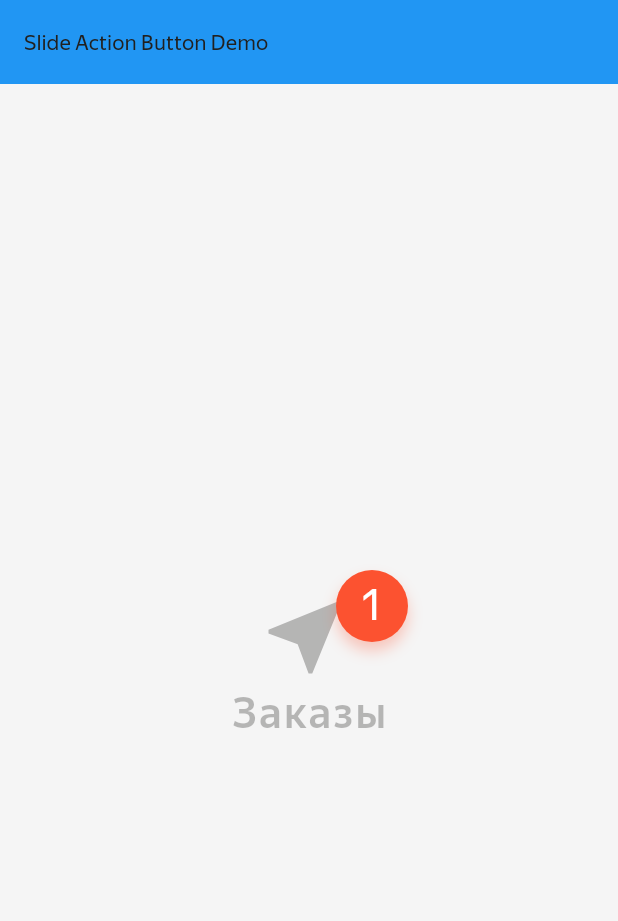
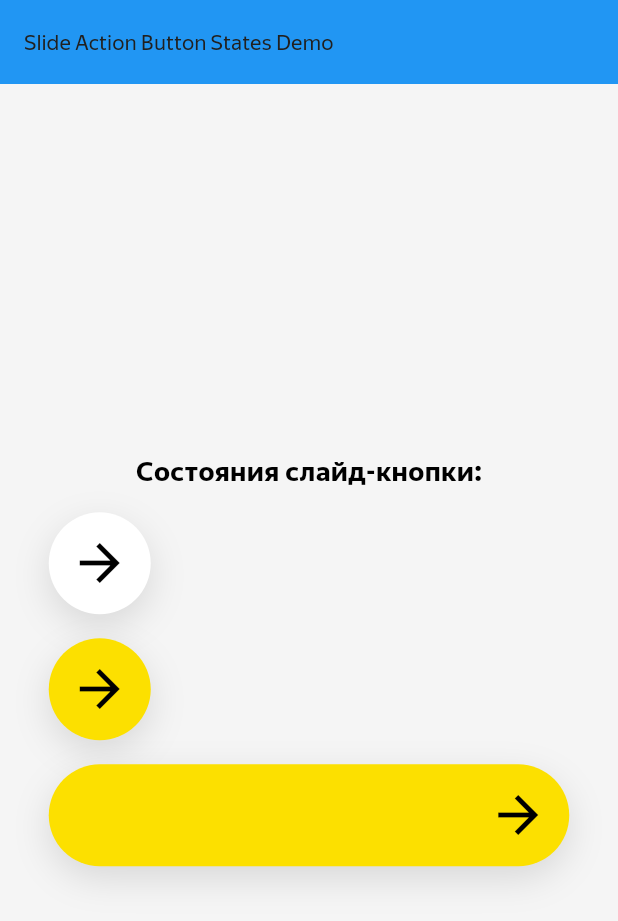
Before and after one commit to ChabanovX/alice-sdk, a Flutter app: the screen it shows after launch, on a phone screen of 412 x 824 dp. Shown: the top 921 px of the screen. Run offline on Flutter 3.47's test engine with Material 3 defaults, Android fonts, the phone set to English and light mode, and no system bars; our stand-ins replace flutter_svg, just_audio, rxdart.

Commit message:
added stateless widgets for slidebutton

```diff
--- a/mobile/lib/main.dart
+++ b/mobile/lib/main.dart
@@ -1,6 +1,6 @@
 import 'package:flutter/material.dart';
 import 'package:voice_assistant/widgets/orders/order_button.dart';
-import 'widgets/action_buttons/slide_action_button.dart';
+import 'widgets/action_buttons/slide_action_button_stateless.dart';
 import 'widgets/orders/order_badge.dart';
 import 'theme.dart';
 
@@ -29,18 +29,12 @@ class MainScreen extends StatefulWidget {
 }
 
 class _MainScreenState extends State<MainScreen> {
-  final GlobalKey _slideButtonKey = GlobalKey();
-
-  void _resetSlideButton() {
-    SlideActionButton.reset(_slideButtonKey);
-  }
-
   @override
   Widget build(BuildContext context) {
     return Scaffold(
       backgroundColor: Colors.grey[100],
       appBar: AppBar(
-        title: const Text('Slide Action Button Demo'),
+        title: const Text('Slide Action Button States Demo'),
         backgroundColor: Colors.blue,
         foregroundColor: Colors.white,
       ),
@@ -50,20 +44,26 @@ class _MainScreenState extends State<MainScreen> {
           mainAxisAlignment: MainAxisAlignment.center,
           crossAxisAlignment: CrossAxisAlignment.center,
           children: [
-            const SizedBox(height: 16),
-
-            // OrderBadge с масштабом 5
-            Center(
-              child: Transform.scale(
-                scale: 3.0,
-                child: const OrderButton(
-                  state: OrderButtonState.withBadge,
-                  countBadge: 1,
-                ),
-              ),
+            // Заголовок для состояний слайд-кнопки
+            const Text(
+              'Состояния слайд-кнопки:',
+              style: TextStyle(fontSize: 18, fontWeight: FontWeight.bold),
             ),
 
             const SizedBox(height: 16),
+
+            // DefaultStateButton - дефолтное состояние
+            const SlideButtonDefaultState(),
+
+            const SizedBox(height: 16),
+
+            // PressedStateButton - состояние при зажатии
+            const SlideButtonPressedState(),
+
+            const SizedBox(height: 16),
+
+            // StretchedStateButton - растянутое состояние
+            Center(child: const SlideButtonStretchedState()),
           ],
         ),
       ),
--- /dev/null
+++ b/mobile/lib/widgets/action_buttons/slide_action_button_stateless.dart
@@ -0,0 +1,117 @@
+import 'package:flutter/material.dart';
+
+/// Кнопка в дефолтном состоянии - круг с обычными тенями
+class SlideButtonDefaultState extends StatelessWidget {
+  const SlideButtonDefaultState({super.key});
+
+  @override
+  Widget build(BuildContext context) {
+    final theme = Theme.of(context);
+    final colors = theme.colorScheme;
+
+    return SizedBox(
+      width: 347,
+      child: Align(
+        alignment: Alignment.centerLeft,
+        child: Container(
+          width: 68.0,
+          height: 68.0,
+          decoration: BoxDecoration(
+            color: colors.surface,
+            borderRadius: BorderRadius.circular(34.0),
+            boxShadow: [
+              BoxShadow(
+                color: colors.shadow,
+                offset: const Offset(0, 8),
+                blurRadius: 20,
+              ),
+            ],
+          ),
+          child: const Center(
+            child: Icon(Icons.arrow_forward, size: 40, color: Colors.black),
+          ),
+        ),
+      ),
+    );
+  }
+}
+
+/// Кнопка в состоянии при зажатии - круг с primary цветом
+class SlideButtonPressedState extends StatelessWidget {
+  const SlideButtonPressedState({super.key});
+
+  @override
+  Widget build(BuildContext context) {
+    final theme = Theme.of(context);
+    final colors = theme.colorScheme;
+
+    return SizedBox(
+      width: 347,
+      child: Align(
+        alignment: Alignment.centerLeft,
+        child: Container(
+          width: 68.0,
+          height: 68.0,
+          decoration: BoxDecoration(
+            color: colors.primary,
+            borderRadius: BorderRadius.circular(34.0),
+            boxShadow: [
+              BoxShadow(
+                color: colors.shadow,
+                offset: const Offset(0, 8),
+                blurRadius: 20,
+              ),
+            ],
+          ),
+          child: Center(
+            child: Icon(Icons.arrow_forward, size: 40, color: colors.onPrimary),
+          ),
+        ),
+      ),
+    );
+  }
+}
+
+/// Кнопка в состоянии при растягивании - прямоугольник
+class SlideButtonStretchedState extends StatelessWidget {
+  const SlideButtonStretchedState({super.key});
+
+  @override
+  Widget build(BuildContext context) {
+    final theme = Theme.of(context);
+    final colors = theme.colorScheme;
+
+    return SizedBox(
+      width: 347,
+      child: Align(
+        alignment: Alignment.centerLeft,
+        child: Container(
+          width: 347.0,
+          height: 68.0,
+          decoration: BoxDecoration(
+            color: colors.primary,
+            borderRadius: BorderRadius.circular(34.0),
+            boxShadow: [
+              BoxShadow(
+                color: colors.shadow,
+                offset: const Offset(0, 8),
+                blurRadius: 20,
+              ),
+            ],
+          ),
+          child: Align(
+            alignment: Alignment.centerRight,
+            child: Padding(
+              padding: const EdgeInsets.only(right: 14.0),
+              child: Icon(
+                Icons.arrow_forward,
+                size: 40,
+                color: colors.onPrimary,
+              ),
+            ),
+          ),
+        ),
+      ),
+    );
+  }
+}
--- a/mobile/lib/widgets/widgets.dart
+++ b/mobile/lib/widgets/widgets.dart
@@ -10,6 +10,7 @@ export 'turn/turn_with_distance_widget.dart';
 export 'alice/alice_widget.dart';
 export 'alice/alice_message_widget.dart';
 export 'action_buttons/slide_action_button.dart';
+export 'action_buttons/slide_action_button_stateless.dart';
 export 'orders/order_badge.dart';
 export 'orders/order_button.dart';
 export 'orders/order_button_example.dart';
```
